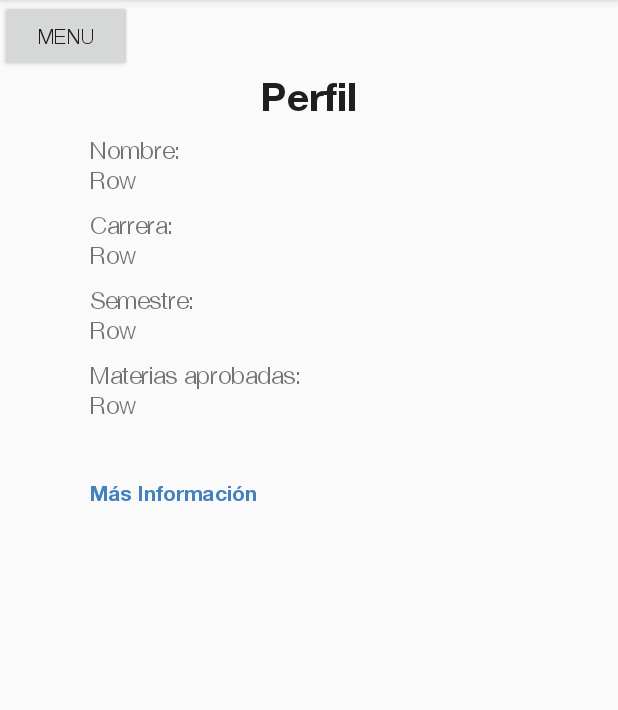
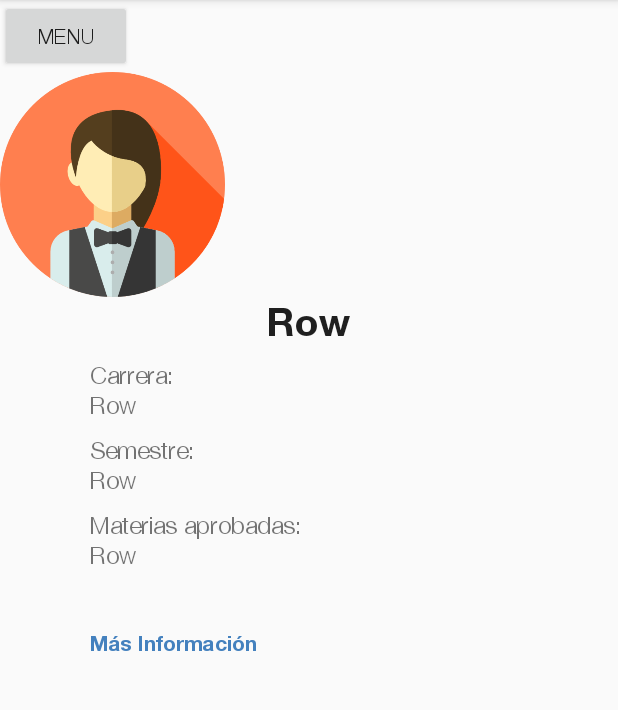
Before and after one commit to AndreaVaGa/IDG195-G7-Vazquez, an Android app: the PerfilActivity screen opened directly, with no data from a screen before it, on a phone screen of 412 x 824 dp, the part 84-794 px from its top. Run offline under Robolectric (Android 15) with nearby library versions, the phone set to English and light mode, and no system bars; network calls fail; 4 statements that could not run were skipped.

Commit message:
Cambios Ivannia 3

```diff
--- a/Micampus/app/src/main/res/layout/activity_perfil.xml
+++ b/Micampus/app/src/main/res/layout/activity_perfil.xml
@@ -13,6 +13,14 @@
         android:layout_height="wrap_content"
         android:text="Menu"
         android:fontFamily="@font/helveticaneuelight"/>
+    <ImageView
+        android:id="@+id/imagenperfil"
+        android:layout_width="150dp"
+        android:layout_height="150dp"
+        android:scaleType="fitCenter"
+        android:orientation="vertical"
+        android:gravity="center"
+        android:src="@drawable/f_perfil" />
 
     <LinearLayout xmlns:android="http://schemas.android.com/apk/res/android"
         android:layout_width="fill_parent"
@@ -23,29 +31,14 @@
         android:layout_marginStart="60dp">
 
     <TextView
+        android:id="@+id/txt_nombre"
         android:layout_width="match_parent"
         android:layout_height="wrap_content"
-        android:text="Perfil"
+        android:text="Row"
         android:gravity="center"
         android:textSize="26dp"
         android:textColor="#1f1f1f"
         android:fontFamily="@font/helveticaneubold"/>
-
-    <TextView
-        android:layout_width="wrap_content"
-        android:layout_height="wrap_content"
-        android:text="Nombre:"
-        android:textSize="16dp"
-        android:layout_marginTop="10dp"
-        android:fontFamily="@font/helveticaneuelight"/>
-
-    <TextView
-        android:id="@+id/txt_nombre"
-        android:layout_width="wrap_content"
-        android:layout_height="wrap_content"
-        android:text="Row"
-        android:textSize="16dp"
-        android:fontFamily="@font/helveticaneuelight"/>
 
     <TextView
         android:layout_width="wrap_content"
--- /dev/null
+++ b/Micampus/app/src/main/res/values/ic_launcher_background.xml
@@ -0,0 +1,4 @@
+<?xml version="1.0" encoding="utf-8"?>
+<resources>
+    <color name="ic_launcher_background">#FFFCFC</color>
+</resources>
```
Also changed, not shown: Micampus/app/src/main/fotoperfil-web.png (added), Micampus/app/src/main/res/drawable/f_perfil.png (added), Micampus/app/src/main/res/layout/activity_tutores_view.xml (indentation only).
